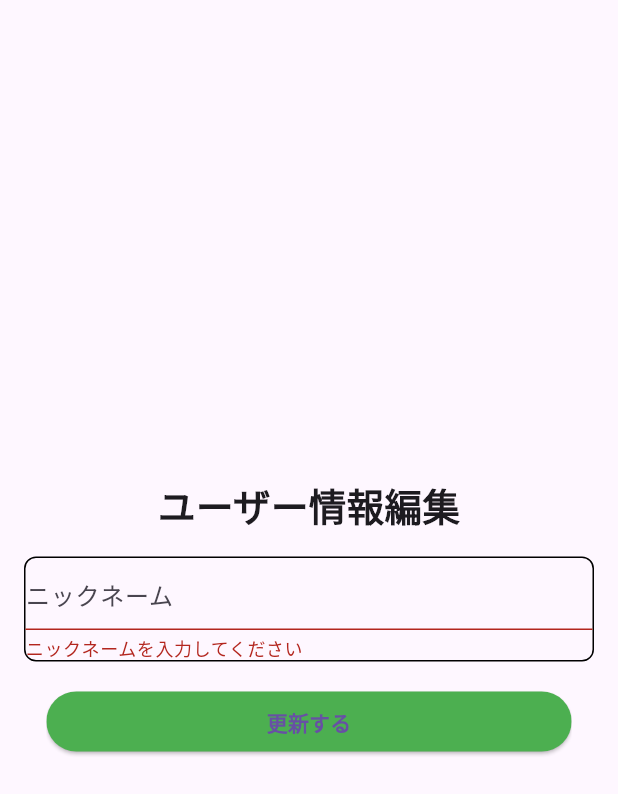
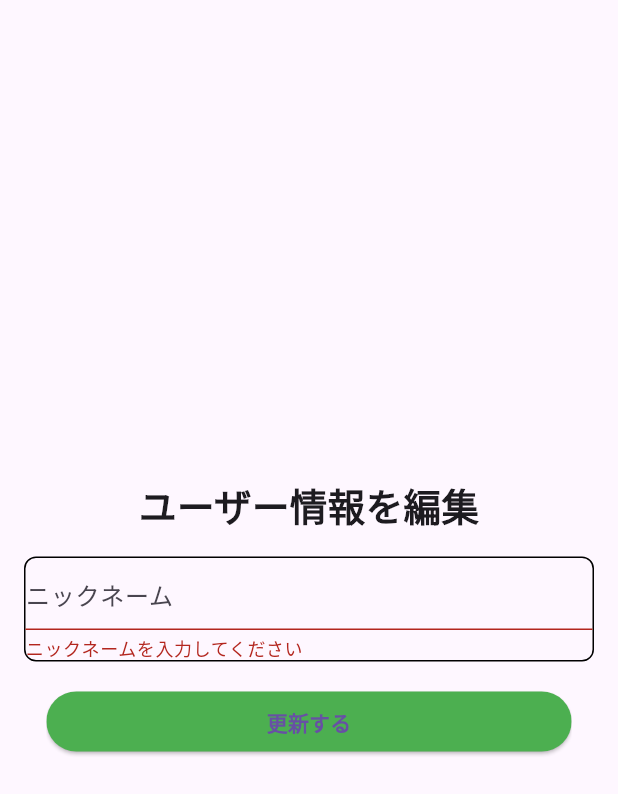
Before and after one commit to shigeyuu/text_sns, a Flutter app: the EditScreen widget shown alone on an empty page, opened directly, after a tap on "更新する", on a phone screen of 412 x 824 dp. Shown: the top 794 px of the screen. Run offline on Flutter 3.47's test engine with Material 3 defaults, Android fonts, the phone set to English and light mode, and no system bars; our stand-ins replace cloud_firestore, firebase_auth, firebase_core, firebase_remote_config, fluttertoast, freezed_annotation and 1 more; accounts and stored records are empty; generated files the repository leaves out were written again.

Commit message:
EditConstatに定数を格納しよう

```diff
--- /dev/null
+++ b/lib/constant/edit_constant.dart
@@ -0,0 +1,8 @@
+class EditConstant {
+  static const title = "ユーザー情報を編集";
+  static const hintText = "ニックネーム";
+  static const validatorMsg = "ニックネームを入力してください";
+  static const positiveButtonText = "更新する";
+  static const successMsg = "ユーザーの更新が成功しました";
+  static const failureMsg = "ユーザーの更新が失敗しました";
+}
--- a/lib/controllers/edit_controller.dart
+++ b/lib/controllers/edit_controller.dart
@@ -1,4 +1,5 @@
 import 'package:get/get.dart';
+import 'package:text_sns/constant/edit_constant.dart';
 import 'package:text_sns/controllers/auth_controller.dart';
 import 'package:text_sns/controllers/main_controller.dart';
 import 'package:text_sns/core/firestore/doc_ref_core.dart';
@@ -31,9 +32,9 @@ class EditController extends GetxController {
       if (oldPublicUser == null) return;
       final newPublicUser = oldPublicUser.copyWith(name: name);
       MainController.to.rxPublicUser.value = newPublicUser;
-      UIHelper.showFlutterToast("ユーザーの更新が成功しました");
+      UIHelper.showFlutterToast(EditConstant.successMsg);
     }, failure: () {
-      UIHelper.showFlutterToast("ユーザーの更新が失敗しました");
+      UIHelper.showFlutterToast(EditConstant.failureMsg);
     });
   }
 }
--- a/lib/view/pages/my_home_page/components/auth_screen/components/main_screen/components/edit_screen.dart
+++ b/lib/view/pages/my_home_page/components/auth_screen/components/main_screen/components/edit_screen.dart
@@ -1,5 +1,6 @@
 import 'package:flutter/material.dart';
 import 'package:get/get.dart';
+import 'package:text_sns/constant/edit_constant.dart';
 import 'package:text_sns/controllers/edit_controller.dart';
 import 'package:text_sns/view/common/rounded_button.dart';
 import 'package:text_sns/view/common/text_field_container.dart';
@@ -23,7 +24,7 @@ class _EditScreenState extends State<EditScreen> {
   }
 
   Widget _titleWidget() {
-    return const Text("ユーザー情報編集",
+    return const Text(EditConstant.title,
         style: TextStyle(fontSize: 25.0, fontWeight: FontWeight.bold));
   }
 
@@ -42,13 +43,13 @@ class _EditScreenState extends State<EditScreen> {
   Widget _nameTextField() {
     return TextFieldContainer(
         child: TextFormField(
-      decoration: const InputDecoration(hintText: "ニックネーム"),
+      decoration: const InputDecoration(hintText: EditConstant.hintText),
       onSaved: (value) {
         EditController.to.setName(value);
       },
       validator: (value) {
         if (value == null || value.isEmpty) {
-          return "ニックネームを入力してください";
+          return EditConstant.validatorMsg;
         }
         return null;
       },
@@ -65,6 +66,6 @@ class _EditScreenState extends State<EditScreen> {
             EditController.to.onPositiveButtonPressed();
           }
         },
-        textValue: "更新する");
+        textValue: EditConstant.positiveButtonText);
   }
 }
```
